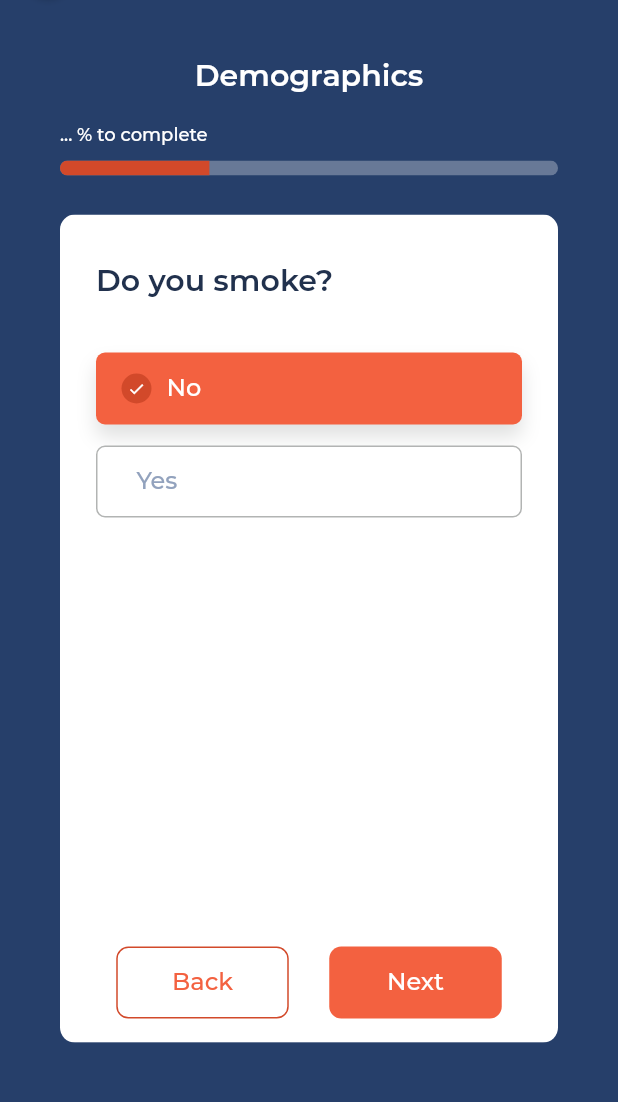
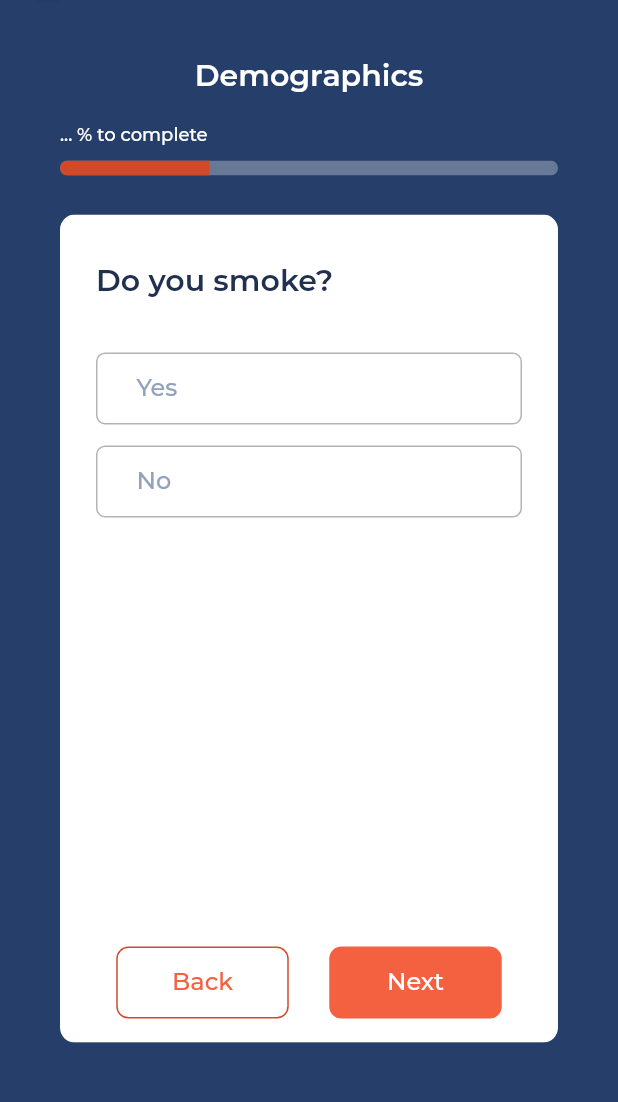
Before and after one commit to Sense2safeguard/iCovid, a Flutter app: the QuizScreen screen opened by its route, after a tap on "Next", on a phone screen of 412 x 824 dp, the part 78-1180 px from its top. Run offline on Flutter 3.47's test engine with Material 2 defaults, Android fonts, the phone set to English and light mode, and no system bars; project files that could hold a hidden picture were left out.

Commit message:
Feature/programmatic navigation (#3)
* data structure and mocked service
* base data structure modeled
* provider and programmatic viewmodel
* programmatic next wip1

Co-authored-by: Mauro Di Bert <maudb@pop-os.localdomain>

```diff
--- a/lib/core/models/data_structure_models.dart
+++ b/lib/core/models/data_structure_models.dart
@@ -1,19 +1,72 @@
-class QuestionModel {
+class QuestionsModel {
+  final Map<String, Question> questionsMap;
+
+  QuestionsModel({this.questionsMap});
+
+  factory QuestionsModel.fromJson(Map<String, dynamic> json) {
+    Map<String, Question> map = {};
+    json['questions'].forEach((key, value) {
+      map[key] = Question.fromJson(value);
+    });
+    return QuestionsModel(questionsMap: map);
+  }
+}
+
+class Question {
+  final String id;
+  final String text;
   final String category;
   final String widgetType;
+  final bool hasFreeText;
+  final String next;
   final OptionsModel options;
-  QuestionModel({this.category, this.widgetType, this.options});
+  Question(
+      {this.id,
+      this.text,
+      this.hasFreeText,
+      this.next,
+      this.category,
+      this.widgetType,
+      this.options});
+
+  factory Question.fromJson(Map<String, dynamic> json) {
+    return Question(
+        id: json['id'],
+        text: json['text'],
+        hasFreeText: json['hasFreeText'].toString().toLowerCase() == 'true',
+        next: json['next'] == "" ? "0" : json['next'],
+        category: json['category'],
+        widgetType: json['widgetType'],
+        options: OptionsModel.fromJson(json['options']));
+  }
 }
 
 class OptionsModel {
   final Map<String, Option> optionsMap;
 
-  OptionsModel(this.optionsMap);
+  OptionsModel({this.optionsMap});
+
+  factory OptionsModel.fromJson(Map json) {
+    Map<String, Option> map = {};
+    json.forEach((key, value) {
+      map[key] = Option.fromJson(value);
+    });
+    return OptionsModel(optionsMap: map);
+  }
 }
 
 class Option {
+  final String id;
+  final String next;
   final String text;
-  final String goTo;
 
-  Option({this.text, this.goTo});
+  Option({this.id, this.text, this.next});
+
+  factory Option.fromJson(Map<String, dynamic> json) {
+    return Option(
+      id: json['id'],
+      next: json['next'],
+      text: json['text'],
+    );
+  }
 }
--- a/lib/core/services/db_service.dart
+++ b/lib/core/services/db_service.dart
@@ -1,5 +1,5 @@
 import 'package:iCovid/core/models/data_structure_models.dart';
 
 abstract class DBService {
-  Map<String, QuestionModel> getDB();
+  QuestionsModel getDB();
 }
--- a/lib/core/services/db_service_mocked.dart
+++ b/lib/core/services/db_service_mocked.dart
@@ -2,29 +2,58 @@ import 'package:iCovid/core/models/data_structure_models.dart';
 import 'package:iCovid/core/services/db_service.dart';
 
 class DBServiceMocked implements DBService {
-  Map<String, dynamic> response = {
+  Map<String, dynamic> jsonResponse = {
     "questions": {
       "1": {
         "id": "1",
+        "text": "Do you smoke?",
         "category": "Demographics",
-        "widgetType": "SingleCheckedSelection",
+        "widgetType": "SingleCheckableSelection",
+        "hasFreeText": "false",
+        "next": "",
         "options": {
-          "1": {"id": "1", "text": "Yes", "goTo": "2"},
-          "2": {"id": "2", "text": "No", "goTo": "2"},
+          "1": {"id": "1", "text": "Yes", "next": "2"},
+          "2": {"id": "2", "text": "No", "next": "4"},
         }
-      }
+      },
+      "2": {
+        "id": "2",
+        "text": "At what age did you start smoking?",
+        "category": "Demographics",
+        "widgetType": "DialSelection",
+        "hasFreeText": "false",
+        "next": "3",
+        "options": {}
+      },
+      "3": {
+        "id": "3",
+        "text": "Does anyone you live with, smoke?",
+        "category": "Demographics",
+        "widgetType": "SingleCheckableSelection",
+        "hasFreeText": "false",
+        "next": "",
+        "options": {
+          "1": {"id": "1", "text": "Yes", "next": "4"},
+          "2": {"id": "2", "text": "No", "next": "4"},
+        }
+      },
+      "4": {
+        "id": "4",
+        "text": "Do you regularly take any medication?",
+        "category": "Co-morbidities",
+        "widgetType": "SingleCheckableSelection",
+        "hasFreeText": "false",
+        "next": "",
+        "options": {
+          "1": {"id": "1", "text": "Yes", "next": "5"},
+          "2": {"id": "2", "text": "No", "next": "5"},
+        }
+      },
     }
   };
 
-  // Map<String, QuestionModel> _mockedDB = {
-  //   "1": QuestionModel(
-  //       category: "Demographics",
-  //       widgetType: "SingleCheckedSelection",
-  //       options: OptionsModel({"1": Option(text: "Yes", goTo: "2")}))
-  // };
-
   @override
-  Map<String, QuestionModel> getDB() {
-    // return _mockedDB;
+  QuestionsModel getDB() {
+    return QuestionsModel.fromJson(jsonResponse);
   }
 }
--- a/lib/main.dart
+++ b/lib/main.dart
@@ -1,6 +1,9 @@
 import 'package:flutter/material.dart';
+
 import 'package:iCovid/ui/screens/home_screen/home_screen.dart';
 import 'package:iCovid/ui/screens/quiz_screen/quiz_screen.dart';
+import 'package:iCovid/ui/screens/quiz_screen/quiz_viewmodel.dart';
+import 'package:provider/provider.dart';
 
 void main() {
   runApp(ICovidApp());
@@ -9,6 +12,9 @@ void main() {
 class ICovidApp extends StatelessWidget {
   @override
   Widget build(BuildContext context) {
+    return ChangeNotifierProvider(
+        create: (context) => QuizViewmodel(),
+        builder: (context, _) {
           return MaterialApp(
               title: "iCovid App",
               debugShowCheckedModeBanner: false,
@@ -17,5 +23,6 @@ class ICovidApp extends StatelessWidget {
                 '/': (context) => HomeScreen(),
                 '/quiz_screen': (context) => QuizScreen(),
               });
+        });
   }
 }
--- a/lib/ui/components/ic_app_bar.dart
+++ b/lib/ui/components/ic_app_bar.dart
@@ -1,14 +1,27 @@
 import 'package:flutter/material.dart';
 import 'package:iCovid/core/constants.dart';
+import 'package:iCovid/core/models/data_structure_models.dart';
 
 class ICAppBar extends StatelessWidget {
-  final String accentTitle;
-  final String lightBlueTitle;
-  final bool hasCategory;
-  ICAppBar({this.accentTitle, this.hasCategory, this.lightBlueTitle});
+  final Question question;
+  ICAppBar({this.question});
 
   @override
   Widget build(BuildContext context) {
+    String _accentTitle = "i";
+    String _lightBlueTitle = "COVID";
+
+    // TODO: better dartpad
+    if (question != null && question.category != null) {
+      switch (question.category) {
+        case "Demographics":
+          _accentTitle = "iCO";
+          _lightBlueTitle = "VID";
+          break;
+        default:
+      }
+    }
+
     return Container(
       height: 56,
       width: double.infinity,
@@ -20,14 +33,14 @@ class ICAppBar extends StatelessWidget {
         child: Stack(
           children: [
             buildCloseButton(),
-            buildLogo(),
+            buildLogo(_accentTitle, _lightBlueTitle),
           ],
         ),
       ),
     );
   }
 
-  Align buildLogo() {
+  Align buildLogo(String accentTitle, String lightBlueTitle) {
     return Align(
       alignment: Alignment.center,
       child: RichText(
--- a/lib/ui/components/ic_options_area.dart
+++ b/lib/ui/components/ic_options_area.dart
@@ -1,28 +1,21 @@
 import 'package:flutter/material.dart';
-import 'package:iCovid/ui/screens/quiz_screen/widget_types_views/single_checked_selection.dart';
+import 'package:iCovid/core/models/data_structure_models.dart';
+import 'package:iCovid/ui/screens/quiz_screen/quiz_viewmodel.dart';
+import 'package:iCovid/ui/screens/quiz_screen/widget_types_views/single_checkable_selection.dart';
+import 'package:provider/provider.dart';
 
-class ICOptionsArea extends StatefulWidget {
-  // final QuestionModel question;
-  // const ICOptionsArea({Key key, this.question}) : super(key: key);
+class ICOptionsArea extends StatelessWidget {
+  final Question question;
 
-  @override
-  _ICOptionsAreaState createState() => _ICOptionsAreaState();
-}
-
-class _ICOptionsAreaState extends State<ICOptionsArea> {
-  String _widgetType;
-
-  @override
-  void initState() {
-    super.initState();
-    _widgetType = "SingleCheckedSelection";
-  }
-
+  const ICOptionsArea({Key key, this.question}) : super(key: key);
   @override
   Widget build(BuildContext context) {
-    switch (_widgetType) {
-      case "SingleCheckedSelection":
-        return SingleCheckedSelection();
+    // Question question =
+    //     Provider.of<QuizViewmodel>(context, listen: true).currentQuestion;
+
+    switch (question.widgetType) {
+      case "SingleCheckableSelection":
+        return SingleCheckableSelection();
         break;
       default:
         return Container();
--- a/lib/ui/components/ic_question.dart
+++ b/lib/ui/components/ic_question.dart
@@ -1,18 +1,22 @@
 import 'package:flutter/material.dart';
+
+import 'package:provider/provider.dart';
+
 import 'package:iCovid/core/constants.dart';
 import 'package:iCovid/ui/components/ic_buttons.dart';
 import 'package:iCovid/ui/components/ic_options_area.dart';
+import 'package:iCovid/ui/screens/quiz_screen/quiz_viewmodel.dart';
 
 class ICQuestion extends StatelessWidget {
-  const ICQuestion({
-    Key key,
-    @required this.size,
-  }) : super(key: key);
+  final Size size;
 
-  final Size size;
+  const ICQuestion({Key key, this.size}) : super(key: key);
 
   @override
   Widget build(BuildContext context) {
+    return Consumer<QuizViewmodel>(
+      builder: (context, model, child) {
+        print("IC Question painted");
         return ClipRRect(
           borderRadius: BorderRadius.all(Radius.circular(10)),
           child: Container(
@@ -21,15 +25,18 @@ class ICQuestion extends StatelessWidget {
               height: size.height * 0.67,
               child: Padding(
                 padding: const EdgeInsets.fromLTRB(24, 32, 24, 0),
-            child:
-                Column(crossAxisAlignment: CrossAxisAlignment.start, children: [
+                child: Column(
+                    crossAxisAlignment: CrossAxisAlignment.start,
+                    children: [
                       Text(
-                "Do you smoke?",
+                        model.currentQuestion.text,
                         style: kheadline4,
                         textAlign: TextAlign.left,
                       ),
                       SizedBox(height: 32),
-              ICOptionsArea(),
+                      ICOptionsArea(
+                        question: model.currentQuestion,
+                      ),
                       Spacer(),
                       Row(
                         mainAxisAlignment: MainAxisAlignment.spaceAround,
@@ -39,12 +46,19 @@ class ICQuestion extends StatelessWidget {
                             onPressed: () {},
                             text: "Back",
                           )),
-                  Flexible(child: ICMainButton(onPressed: () {}, text: "Next")),
+                          Flexible(
+                              child: ICMainButton(
+                                  onPressed: () {
+                                    model.navigateNext();
+                                  },
+                                  text: "Next")),
                         ],
                       ),
                       SizedBox(height: 16),
                     ]),
               )),
         );
+      },
+    );
   }
 }
--- a/lib/ui/screens/home_screen/home_screen.dart
+++ b/lib/ui/screens/home_screen/home_screen.dart
@@ -1,4 +1,5 @@
 import 'package:flutter/material.dart';
+
 import 'package:iCovid/core/constants.dart';
 import 'package:iCovid/ui/components/ic_app_bar.dart';
 import 'package:iCovid/ui/components/ic_buttons.dart';
@@ -10,10 +11,7 @@ class HomeScreen extends StatelessWidget {
       child: Scaffold(
         backgroundColor: kBlue,
         body: Column(
-          children: [
-            ICAppBar(accentTitle: "i", lightBlueTitle: "COVID"),
-            buildBody(context)
-          ],
+          children: [ICAppBar(), buildBody(context)],
         ),
       ),
     );
--- a/lib/ui/screens/quiz_screen/quiz_screen.dart
+++ b/lib/ui/screens/quiz_screen/quiz_screen.dart
@@ -1,32 +1,44 @@
 import 'package:flutter/material.dart';
+
+import 'package:provider/provider.dart';
+
 import 'package:iCovid/core/constants.dart';
+import 'package:iCovid/core/models/data_structure_models.dart';
 import 'package:iCovid/ui/components/ic_app_bar.dart';
 import 'package:iCovid/ui/components/ic_question.dart';
+import 'package:iCovid/ui/screens/quiz_screen/quiz_viewmodel.dart';
 
 class QuizScreen extends StatelessWidget {
   @override
   Widget build(BuildContext context) {
     Size size = MediaQuery.of(context).size;
+    Question currentQuestion =
+        Provider.of<QuizViewmodel>(context, listen: false).currentQuestion;
+
+    print('Quiz Screen painted');
+
     return SafeArea(
       child: Scaffold(
         backgroundColor: kBlue,
         body: Column(
           children: [
-            ICAppBar(accentTitle: "iCO", lightBlueTitle: "VID"),
+            ICAppBar(
+              question: currentQuestion,
+            ),
             SizedBox(height: 34),
-            buildBody(size)
+            buildBody(size, currentQuestion)
           ],
         ),
       ),
     );
   }
 
-  Padding buildBody(Size size) {
+  Padding buildBody(Size size, Question question) {
     return Padding(
       padding: const EdgeInsets.symmetric(horizontal: 40),
       child: Column(
         children: [
-          buildTitleArea("Demographics"),
+          buildTitleArea(question.category),
           SizedBox(height: 26),
           ICQuestion(size: size)
         ],
--- /dev/null
+++ b/lib/ui/screens/quiz_screen/quiz_viewmodel.dart
@@ -0,0 +1,66 @@
+import 'package:flutter/cupertino.dart';
+
+import 'package:iCovid/core/models/data_structure_models.dart';
+import 'package:iCovid/core/services/db_service_mocked.dart';
+
+class QuizViewmodel extends ChangeNotifier {
+  QuizViewmodel() {
+    initialize();
+  }
+
+  DBServiceMocked dbService = DBServiceMocked();
+
+  // Questions
+  QuestionsModel _questions;
+  QuestionsModel get questions => _questions;
+
+  String _questionOrder = "1";
+
+  Question _currentQuestion;
+  Question get currentQuestion => _currentQuestion;
+
+  OptionsModel _options;
+  OptionsModel get options => _options;
+
+  void initialize() {
+    getDB();
+    calculateOrder();
+    notifyListeners();
+  }
+
+  void calculateOrder() {
+    _currentQuestion = _questions.questionsMap[_questionOrder];
+    _options = _currentQuestion.options;
+    notifyListeners();
+  }
+
+  void getDB() {
+    _questions = dbService.getDB();
+  }
+
+  // Answers
+  int _selectedOption;
+  int get selectedOption => _selectedOption;
+
+  String _selectedNext;
+  String get selectedNext => _selectedNext;
+
+  void setSelectedOption(int val) {
+    _selectedOption = val;
+    _selectedNext = _options.optionsMap[val.toString()].next;
+    notifyListeners();
+  }
+
+  // Navigation
+  void navigateNext() {
+    // store answer to shared prefs
+    // and some place to undo/back
+    _questionOrder = _selectedNext;
+    calculateOrder();
+    notifyListeners();
+  }
+
+  // void navigateBack() {
+  //   _questionOrder
+  // }
+}
--- /dev/null
+++ b/lib/ui/screens/quiz_screen/widget_types_views/single_checkable_selection.dart
@@ -0,0 +1,26 @@
+import 'package:flutter/material.dart';
+import 'package:iCovid/core/models/data_structure_models.dart';
+import 'package:iCovid/ui/components/ic_checkable_selection.dart';
+import 'package:iCovid/ui/screens/quiz_screen/quiz_viewmodel.dart';
+import 'package:provider/provider.dart';
+
+class SingleCheckableSelection extends StatelessWidget {
+  @override
+  Widget build(BuildContext context) {
+    return Consumer<QuizViewmodel>(builder: (context, model, _) {
+      Map<String, Option> optionsMap = model.options.optionsMap;
+      return Column(
+        children: [
+          for (String key in optionsMap.keys)
+            ICCheckableSelection(
+                label: optionsMap[key].text,
+                value: int.parse(key),
+                groupValue: model.selectedOption,
+                onChanged: (int index) {
+                  model.setSelectedOption(index);
+                }),
+        ],
+      );
+    });
+  }
+}
--- a/lib/ui/screens/quiz_screen/widget_types_views/single_checked_selection.dart
+++ /dev/null
@@ -1,47 +0,0 @@
-import 'package:flutter/material.dart';
-import 'package:iCovid/ui/components/ic_checkable_selection.dart';
-
-class SingleCheckedSelection extends StatefulWidget {
-  @override
-  _SingleCheckedSelectionState createState() => _SingleCheckedSelectionState();
-}
-
-class _SingleCheckedSelectionState extends State<SingleCheckedSelection> {
-  List options = [
-    {"text": "No"},
-    {"text": "Yes"},
-  ];
-
-  // Single Checked Selection State
-  int _selectedOption;
-
-  void setSelectedRadio(int val) {
-    setState(() {
-      _selectedOption = val;
-    });
-  }
-
-  @override
-  void initState() {
-    super.initState();
-    _selectedOption = 0;
-  }
-
-  @override
-  Widget build(BuildContext context) {
-    return Column(
-      children: [
-        for (var i = 0; i < options.length; i++)
-          ICCheckableSelection(
-              label: options[i]["text"],
-              value: i,
-              groupValue: _selectedOption,
-              onChanged: (int index) {
-                setState(() {
-                  _selectedOption = index;
-                });
-              }),
-      ],
-    );
-  }
-}
--- a/pubspec.yaml
+++ b/pubspec.yaml
@@ -13,6 +13,7 @@ environment:
 dependencies:
   flutter:
     sdk: flutter
+  provider: ^4.3.2+2
 
 
   # The following adds the Cupertino Icons font to your application.
@@ -22,6 +23,7 @@ dependencies:
 dev_dependencies:
   flutter_test:
     sdk: flutter
+  test: ^1.15.4
 
 flutter:
 
```
Also changed, not shown: pubspec.lock, 1 other file. Lines whose indentation alone changed are shown as unchanged.
